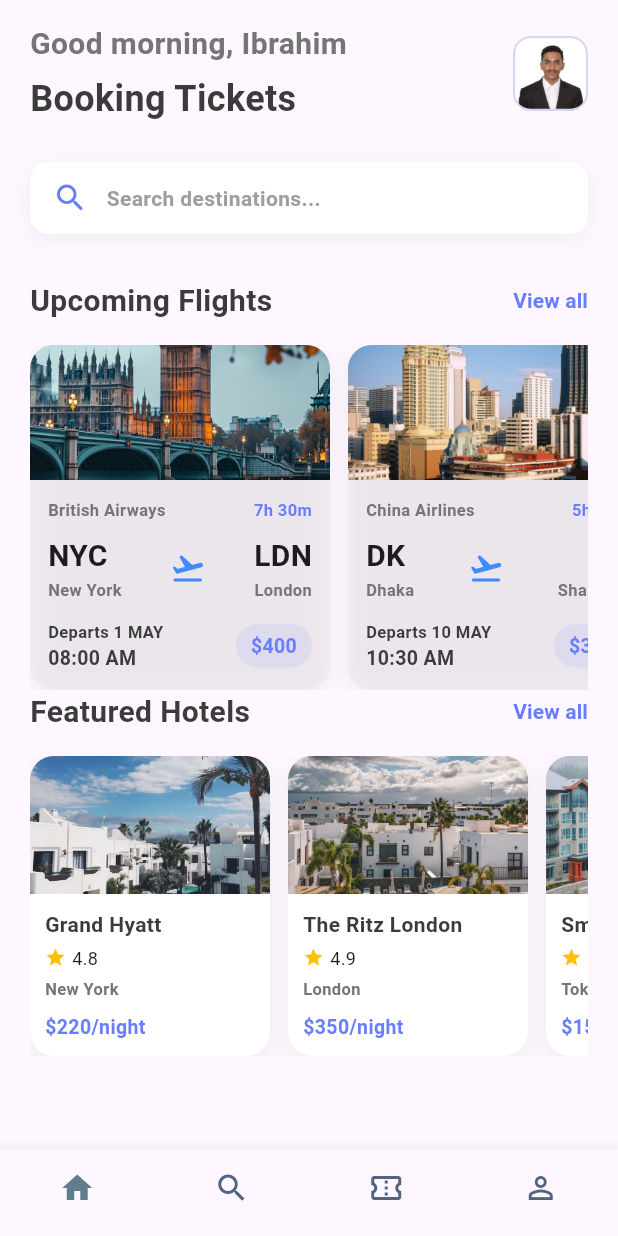
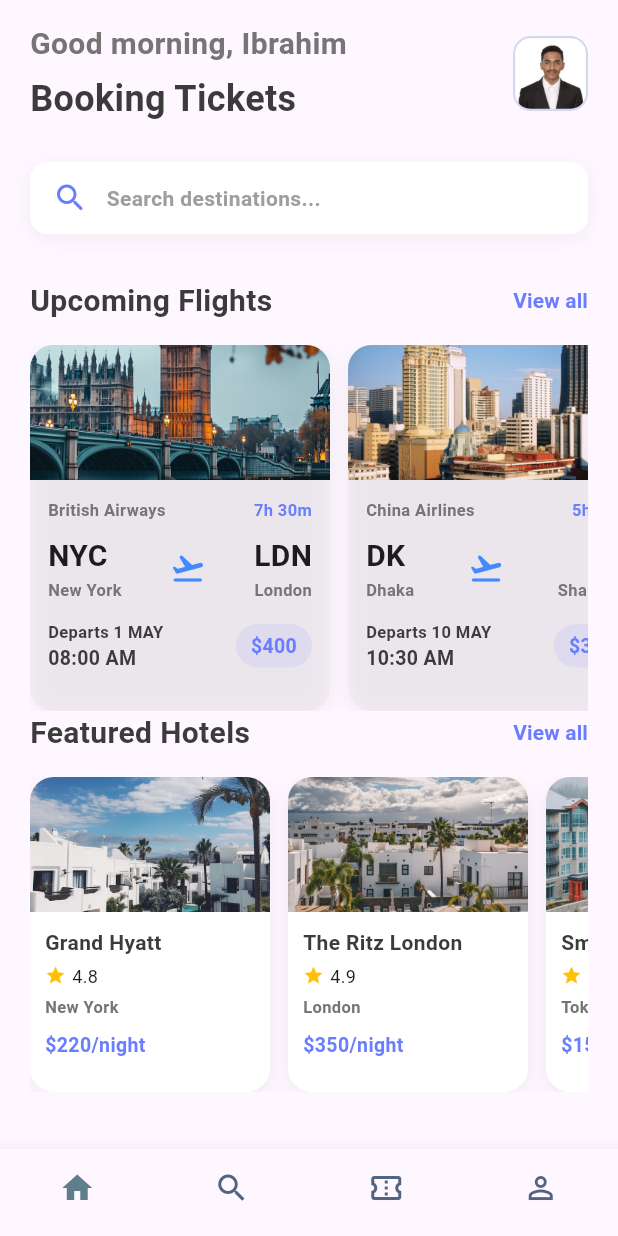
Before and after one commit to ibrahimupm232/flutterprojectLab3, a Flutter app: the screen it shows after launch, on a phone screen of 412 x 824 dp. Run offline on Flutter 3.47's test engine with Material 3 defaults, Android fonts, the phone set to English and light mode, and no system bars; our stand-ins replace flutter_bloc.

Commit message:
New Version Added

```diff
--- a/lib/screens/home_screen.dart
+++ b/lib/screens/home_screen.dart
@@ -15,19 +15,19 @@ final List<Map<String, dynamic>> flights = [
       'from': 'NYC', 'fromCity': 'New York', 'to': 'LDN', 'toCity': 'London',
       'date': '1 MAY', 'time': '08:00 AM', 'flightNo': 'BA 237',
       'price': '\$400', 'duration': '7h 30m', 'airline': 'British Airways',
-    'image': 'assets/images/flight_nyc_london.jpeg', // changed to .jpeg
+      'image': 'assets/images/flight_nyc_london.jpeg',
     },
     {
       'from': 'DK', 'fromCity': 'Dhaka', 'to': 'SH', 'toCity': 'Shanghai',
       'date': '10 MAY', 'time': '10:30 AM', 'flightNo': 'CA 982',
       'price': '\$350', 'duration': '5h 45m', 'airline': 'China Airlines',
-    'image': 'assets/images/flight_dhaka_shanghai.jpeg', // changed to .jpeg
+      'image': 'assets/images/flight_dhaka_shanghai.jpeg',
     },
     {
       'from': 'TYO', 'fromCity': 'Tokyo', 'to': 'SEL', 'toCity': 'Seoul',
       'date': '15 MAY', 'time': '02:15 PM', 'flightNo': 'JL 521',
       'price': '\$280', 'duration': '2h 30m', 'airline': 'Japan Airlines',
-    'image': 'assets/images/flight_tokyo_seoul.jpeg', // changed to .jpeg
+      'image': 'assets/images/flight_tokyo_seoul.jpeg',
     },
   ];
 
@@ -35,20 +35,19 @@ final List<Map<String, dynamic>> hotels = [
     {
       'name': 'Grand Hyatt', 'location': 'New York', 'price': '\$220/night',
       'rating': 4.8, 'amenities': ['Free WiFi', 'Pool', 'Spa'],
-    'image': 'assets/images/hotel1.jpeg', // assumed replacement
+      'image': 'assets/images/hotel1.jpeg',
     },
     {
       'name': 'The Ritz London', 'location': 'London', 'price': '\$350/night',
       'rating': 4.9, 'amenities': ['Free WiFi', 'Restaurant', 'Spa'],
-    'image': 'assets/images/hotel2.jpeg', // assumed replacement
+      'image': 'assets/images/hotel2.jpeg',
     },
     {
       'name': 'Smile Hotel', 'location': 'Tokyo', 'price': '\$150/night',
       'rating': 4.5, 'amenities': ['Free WiFi', 'Restaurant'],
-    'image': 'assets/images/hotel4.jpeg', // assumed replacement
+      'image': 'assets/images/hotel4.jpeg',
     },
   ];
-
 
   @override
   Widget build(BuildContext context) {
@@ -67,7 +66,7 @@ final List<Map<String, dynamic>> hotels = [
               _buildSectionHeader('Upcoming Flights'),
               const SizedBox(height: 15),
               SizedBox(
-                height: 230,
+                height: 244, // Increased from 230 to 240 to prevent overflow
                 child: ListView.builder(
                   scrollDirection: Axis.horizontal,
                   physics: const BouncingScrollPhysics(),
@@ -78,7 +77,7 @@ final List<Map<String, dynamic>> hotels = [
               _buildSectionHeader('Featured Hotels'),
               const SizedBox(height: 15),
               SizedBox(
-                height: 200,
+                height: 210, // Increased from 200 to 210 to prevent overflow
                 child: ListView.builder(
                   scrollDirection: Axis.horizontal,
                   physics: const BouncingScrollPhysics(),
@@ -194,7 +193,7 @@ final List<Map<String, dynamic>> hotels = [
             child: ClipRRect(
               borderRadius: const BorderRadius.only(topLeft: Radius.circular(16), topRight: Radius.circular(16)),
               child: Image.asset(flight['image'], fit: BoxFit.cover,
-              width: double.infinity, // This ensures full width
+                width: double.infinity,
                 errorBuilder: (context, error, stackTrace) => _buildPlaceholderIcon(),
               ),
             ),
@@ -281,7 +280,7 @@ Widget _buildHotelCard(Map<String, dynamic> hotel) {
         crossAxisAlignment: CrossAxisAlignment.start,
         children: [
           Container(
-          height: 92,
+            height: 90, // Reduced from 92 to 90 to better fit in the container
             decoration: BoxDecoration(
               borderRadius: const BorderRadius.only(topLeft: Radius.circular(16), topRight: Radius.circular(16)),
               color: Colors.orange.shade100,
@@ -291,7 +290,7 @@ Widget _buildHotelCard(Map<String, dynamic> hotel) {
               child: Image.asset(
                 hotel['image'],
                 fit: BoxFit.cover,
-              width: double.infinity, // This ensures full width
+                width: double.infinity,
                 errorBuilder: (context, error, stackTrace) {
                   return Center(
                     child: Icon(Icons.hotel, size: 40, color: Colors.orange.shade400),
@@ -327,10 +326,4 @@ Widget _buildHotelCard(Map<String, dynamic> hotel) {
       ),
     );
   }
-
-
-
-
-
-
 }
--- a/lib/screens/tickets_screen.dart
+++ b/lib/screens/tickets_screen.dart
@@ -122,7 +122,7 @@ class TicketsScreen extends StatelessWidget {
         const SizedBox(height: 12),
         _buildInfoItem('passport', '5221 36869'),
         const SizedBox(height: 12),
-        _buildInfoItem('Number of E-ticket', '2465 658494046865'),
+        _buildInfoItem('Number of E-ticket', '2465 84946865'),
         const SizedBox(height: 12),
         _buildInfoItem('Booking code', 'B46859'),
       ],
```
Lines whose indentation alone changed are shown as unchanged.
